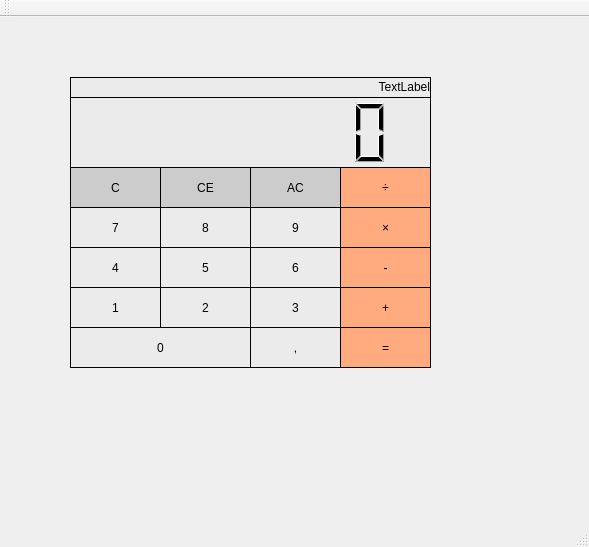
kokakola/Calculator, file mainwindow.ui: the form before one commit.
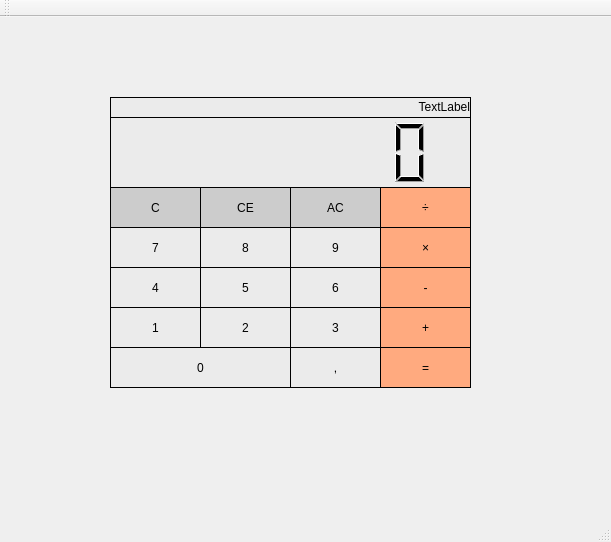
The form after the commit.

Commit message: Добавил более менее работающее удаление цифр из числа. Нужно нормально продумать логику работы с нажатием сложения/ вычитания/...так как выводит в верхний label ересь.

```diff
--- a/mainwindow.ui
+++ b/mainwindow.ui
@@ -6,8 +6,8 @@
    <rect>
     <x>0</x>
     <y>0</y>
-    <width>589</width>
-    <height>547</height>
+    <width>611</width>
+    <height>542</height>
    </rect>
   </property>
   <property name="windowTitle">
@@ -17,8 +17,8 @@
    <widget class="QLCDNumber" name="lcdNumber">
     <property name="geometry">
      <rect>
-      <x>70</x>
-      <y>80</y>
+      <x>110</x>
+      <y>100</y>
       <width>361</width>
       <height>71</height>
      </rect>
@@ -44,8 +44,8 @@
    <widget class="QPushButton" name="pushButton_comma">
     <property name="geometry">
      <rect>
-      <x>250</x>
-      <y>310</y>
+      <x>290</x>
+      <y>330</y>
       <width>91</width>
       <height>41</height>
      </rect>
@@ -70,8 +70,8 @@
    <widget class="QPushButton" name="pushButton_C_delete">
     <property name="geometry">
      <rect>
-      <x>70</x>
-      <y>150</y>
+      <x>110</x>
+      <y>170</y>
       <width>91</width>
       <height>41</height>
      </rect>
@@ -96,8 +96,8 @@
    <widget class="QPushButton" name="pushButton_devide">
     <property name="geometry">
      <rect>
-      <x>340</x>
-      <y>150</y>
+      <x>380</x>
+      <y>170</y>
       <width>91</width>
       <height>41</height>
      </rect>
@@ -122,8 +122,8 @@
    <widget class="QPushButton" name="pushButton_multiply">
     <property name="geometry">
      <rect>
-      <x>340</x>
-      <y>190</y>
+      <x>380</x>
+      <y>210</y>
       <width>91</width>
       <height>41</height>
      </rect>
@@ -148,8 +148,8 @@
    <widget class="QPushButton" name="pushButton_subtract">
     <property name="geometry">
      <rect>
-      <x>340</x>
-      <y>230</y>
+      <x>380</x>
+      <y>250</y>
       <width>91</width>
       <height>41</height>
      </rect>
@@ -174,8 +174,8 @@
    <widget class="QPushButton" name="pushButton_addition">
     <property name="geometry">
      <rect>
-      <x>340</x>
-      <y>270</y>
+      <x>380</x>
+      <y>290</y>
       <width>91</width>
       <height>41</height>
      </rect>
@@ -200,8 +200,8 @@
    <widget class="QPushButton" name="pushButton_AC_delete">
     <property name="geometry">
      <rect>
-      <x>250</x>
-      <y>150</y>
+      <x>290</x>
+      <y>170</y>
       <width>91</width>
       <height>41</height>
      </rect>
@@ -226,8 +226,8 @@
    <widget class="QPushButton" name="pushButton_CE_delete">
     <property name="geometry">
      <rect>
-      <x>160</x>
-      <y>150</y>
+      <x>200</x>
+      <y>170</y>
       <width>91</width>
       <height>41</height>
      </rect>
@@ -252,8 +252,8 @@
    <widget class="QPushButton" name="pushButton_equal">
     <property name="geometry">
      <rect>
-      <x>340</x>
-      <y>310</y>
+      <x>380</x>
+      <y>330</y>
       <width>91</width>
       <height>41</height>
      </rect>
@@ -278,8 +278,8 @@
    <widget class="QPushButton" name="pushButton_4">
     <property name="geometry">
      <rect>
-      <x>70</x>
-      <y>230</y>
+      <x>110</x>
+      <y>250</y>
       <width>91</width>
       <height>41</height>
      </rect>
@@ -307,8 +307,8 @@
     </property>
     <property name="geometry">
      <rect>
-      <x>250</x>
-      <y>270</y>
+      <x>290</x>
+      <y>290</y>
       <width>91</width>
       <height>41</height>
      </rect>
@@ -333,8 +333,8 @@
    <widget class="QPushButton" name="pushButton_2">
     <property name="geometry">
      <rect>
-      <x>160</x>
-      <y>270</y>
+      <x>200</x>
+      <y>290</y>
       <width>91</width>
       <height>41</height>
      </rect>
@@ -359,8 +359,8 @@
    <widget class="QPushButton" name="pushButton_5">
     <property name="geometry">
      <rect>
-      <x>160</x>
-      <y>230</y>
+      <x>200</x>
+      <y>250</y>
       <width>91</width>
       <height>41</height>
      </rect>
@@ -385,8 +385,8 @@
    <widget class="QPushButton" name="pushButton_0">
     <property name="geometry">
      <rect>
-      <x>70</x>
-      <y>310</y>
+      <x>110</x>
+      <y>330</y>
       <width>181</width>
       <height>41</height>
      </rect>
@@ -411,8 +411,8 @@
    <widget class="QPushButton" name="pushButton_7">
     <property name="geometry">
      <rect>
-      <x>70</x>
-      <y>190</y>
+      <x>110</x>
+      <y>210</y>
       <width>91</width>
       <height>41</height>
      </rect>
@@ -437,8 +437,8 @@
    <widget class="QPushButton" name="pushButton_6">
     <property name="geometry">
      <rect>
-      <x>250</x>
-      <y>230</y>
+      <x>290</x>
+      <y>250</y>
       <width>91</width>
       <height>41</height>
      </rect>
@@ -466,8 +466,8 @@
    <widget class="QPushButton" name="pushButton_8">
     <property name="geometry">
      <rect>
-      <x>160</x>
-      <y>190</y>
+      <x>200</x>
+      <y>210</y>
       <width>91</width>
       <height>41</height>
      </rect>
@@ -492,8 +492,8 @@
    <widget class="QPushButton" name="pushButton_1">
     <property name="geometry">
      <rect>
-      <x>70</x>
-      <y>270</y>
+      <x>110</x>
+      <y>290</y>
       <width>91</width>
       <height>41</height>
      </rect>
@@ -518,8 +518,8 @@
    <widget class="QPushButton" name="pushButton_9">
     <property name="geometry">
      <rect>
-      <x>250</x>
-      <y>190</y>
+      <x>290</x>
+      <y>210</y>
       <width>91</width>
       <height>41</height>
      </rect>
@@ -544,8 +544,8 @@
    <widget class="QLabel" name="label">
     <property name="geometry">
      <rect>
-      <x>70</x>
-      <y>60</y>
+      <x>110</x>
+      <y>80</y>
       <width>361</width>
       <height>21</height>
      </rect>
```
Left out of the diff: 2 changed lines with no effect on the pictures. The commit also changes 2 other files.
